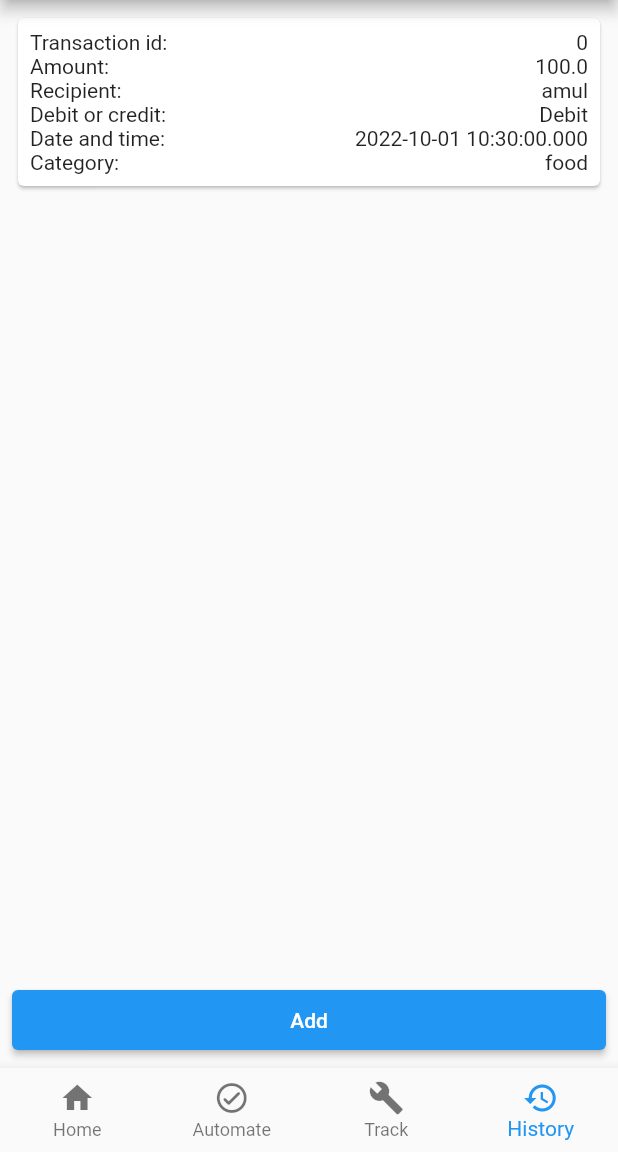
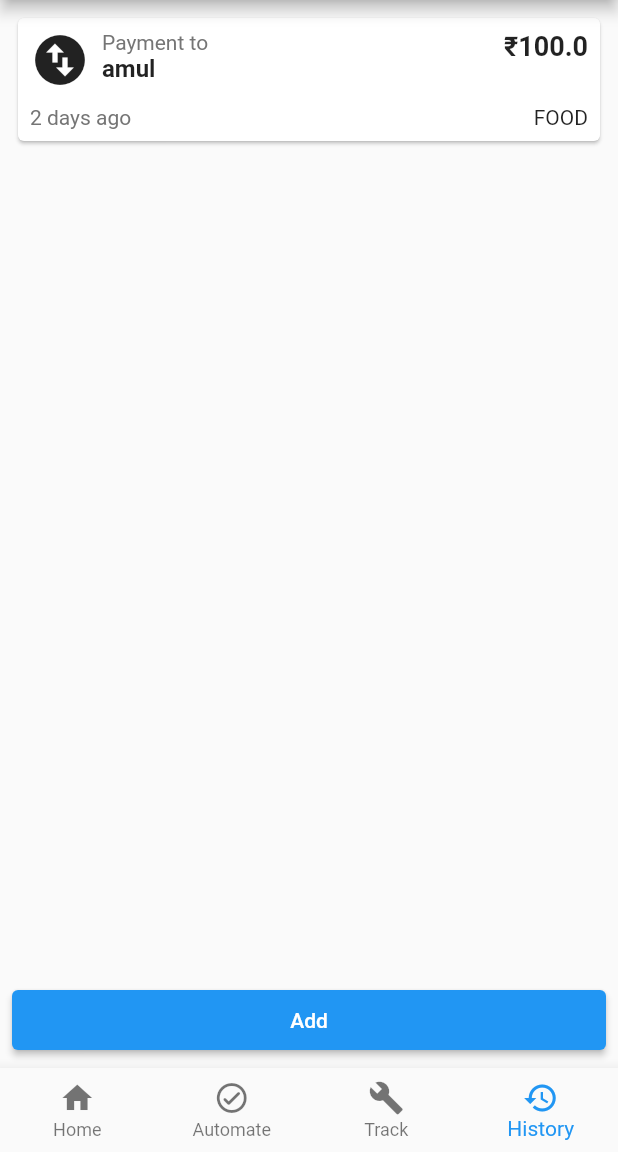
Before and after one commit to aadilkhalifa/wallet-app, a Flutter app: the screen it shows after launch, item 4 of the bottom bar chosen, on a phone screen of 412 x 824 dp, the part 84-1236 px from its top. Run offline on Flutter 3.47's test engine with Material 2 defaults, Android fonts, the phone set to English and light mode, and no system bars; our stand-ins replace google_fonts.

Commit message:
Improved transaction list ui

```diff
--- a/lib/Pages/History_page.dart
+++ b/lib/Pages/History_page.dart
@@ -44,69 +44,7 @@ class _History_pageState extends State<History_page> {
                             // const New_transaction_page()),
                           );
                         },
-                        child: Card(
-                          child: Padding(
-                            padding: const EdgeInsets.all(8.0),
-                            child: Column(
-                              children: [
-                                Row(
-                                  children: [
-                                    Text('Transaction id: '),
-                                    Text(transaction.id.toString()),
-                                  ],
-                                  mainAxisAlignment:
-                                      MainAxisAlignment.spaceBetween,
-                                ),
-                                Row(
-                                  children: [
-                                    Text('Amount: '),
-                                    Text(transaction.amount.toString()),
-                                  ],
-                                  mainAxisAlignment:
-                                      MainAxisAlignment.spaceBetween,
-                                ),
-                                Row(
-                                  children: [
-                                    Text('Recipient: '),
-                                    Text(transaction.to),
-                                  ],
-                                  mainAxisAlignment:
-                                      MainAxisAlignment.spaceBetween,
-                                ),
-                                Row(
-                                  children: [
-                                    Text('Debit or credit: '),
-                                    Text('Debit'),
-                                  ],
-                                  mainAxisAlignment:
-                                      MainAxisAlignment.spaceBetween,
-                                ),
-                                Row(
-                                  children: [
-                                    Text('Date and time: '),
-                                    Text(transaction.dateTime.toString()),
-                                  ],
-                                  mainAxisAlignment:
-                                      MainAxisAlignment.spaceBetween,
-                                ),
-                                Row(
-                                  children: [
-                                    Text('Category: '),
-                                    Text(transaction.category),
-                                  ],
-                                  mainAxisAlignment:
-                                      MainAxisAlignment.spaceBetween,
-                                ),
-                                // Text(transaction.id.toString()),
-                                // Text(transaction.amount.toString()),
-                                // Text(transaction.to.toString()),
-                                // Text(transaction.from.toString()),
-                                // Text(transaction.debit ? 'debit' : 'credit'),
-                                // Text(transaction.dateTime.toString()),
-                              ],
-                            ),
-                          ),
-                        ),
+                        child: TransactionCard(transaction),
                       );
                     }),
               ),
@@ -128,7 +66,7 @@ class _History_pageState extends State<History_page> {
                     // const New_transaction_page()),
                   );
                 },
-                child: Text('Add'),
+                child: const Text('Add'),
               ),
             ],
           ),
@@ -137,3 +75,79 @@ class _History_pageState extends State<History_page> {
     );
   }
 }
+
+class TransactionCard extends StatelessWidget {
+  Transaction transaction;
+
+  TransactionCard(this.transaction, {Key? key}) : super(key: key);
+
+  @override
+  Widget build(BuildContext context) {
+    return (Card(
+      child: Padding(
+        padding: const EdgeInsets.all(8.0),
+        child: Column(
+          children: [
+            Row(
+              crossAxisAlignment: CrossAxisAlignment.start,
+              children: [
+                const Icon(
+                  Icons.swap_vertical_circle,
+                  size: 40,
+                ),
+                const SizedBox(
+                  width: 8,
+                ),
+                Column(
+                  crossAxisAlignment: CrossAxisAlignment.start,
+                  children: [
+                    Text(
+                      'Payment to',
+                      style: TextStyle(
+                        color: Colors.grey[600],
+                      ),
+                    ),
+                    Text(
+                      transaction.to.length > 0 ? transaction.to : 'Unnamed',
+                      style: const TextStyle(
+                        fontSize: 16,
+                        fontWeight: FontWeight.bold,
+                      ),
+                    ),
+                  ],
+                ),
+                Expanded(
+                  child: Container(),
+                ),
+                Text(
+                  '₹${transaction.amount}',
+                  style: const TextStyle(
+                    fontWeight: FontWeight.bold,
+                    fontSize: 18,
+                  ),
+                ),
+              ],
+            ),
+            const SizedBox(
+              height: 10,
+            ),
+            Row(
+              mainAxisAlignment: MainAxisAlignment.spaceBetween,
+              children: [
+                Text(
+                  '2 days ago',
+                  style: TextStyle(
+                    color: Colors.grey[600],
+                  ),
+                ),
+                Text(
+                  transaction.category.toUpperCase(),
+                ),
+              ],
+            ),
+          ],
+        ),
+      ),
+    ));
+  }
+}
--- a/lib/main.dart
+++ b/lib/main.dart
@@ -1,5 +1,6 @@
 import 'package:flutter/material.dart';
 import 'package:provider/provider.dart';
+import 'package:google_fonts/google_fonts.dart';
 
 import 'Models/Transactions_model.dart';
 import 'Pages/Automate_page.dart';
@@ -30,6 +31,7 @@ class MyApp extends StatelessWidget {
         // Notice that the counter didn't reset back to zero; the application
         // is not restarted.
         primarySwatch: Colors.blue,
+        textTheme: GoogleFonts.robotoTextTheme(),
       ),
       home: const MyHomePage(title: 'Wallet'),
     );
--- a/pubspec.yaml
+++ b/pubspec.yaml
@@ -30,6 +30,7 @@ dependencies:
   flutter:
     sdk: flutter
   provider: ^6.0.0
+  google_fonts: ^3.0.1
 
 
   # The following adds the Cupertino Icons font to your application.
```
Also changed, not shown: pubspec.lock.
